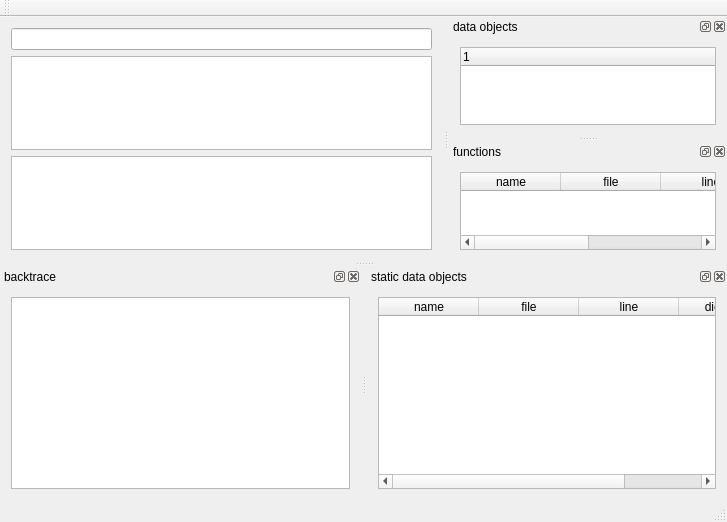
Above: mainwindow.ui from stoyan-shopov/troll before the change. Below: the same form after it.
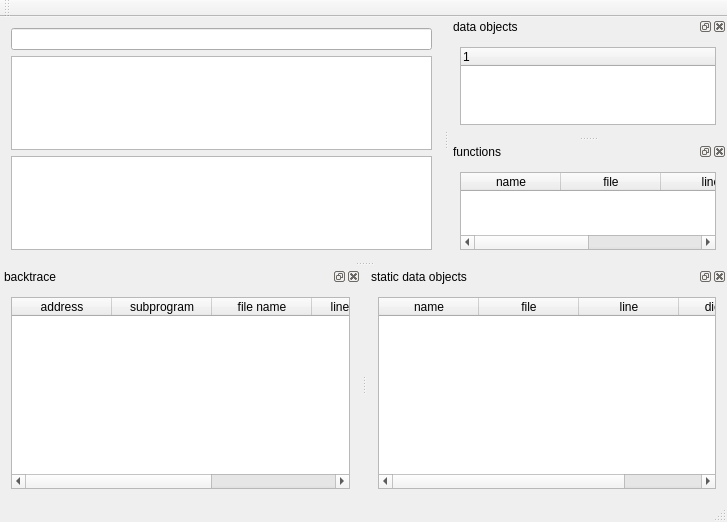
That is the form after the change.

```diff
--- a/mainwindow.ui
+++ b/mainwindow.ui
@@ -79,10 +79,38 @@
    <widget class="QWidget" name="dockWidgetContents_2">
     <layout class="QVBoxLayout" name="verticalLayout_3">
      <item>
-      <widget class="QListWidget" name="listWidget">
+      <widget class="QTableWidget" name="tableWidgetBacktrace">
        <property name="alternatingRowColors">
         <bool>true</bool>
        </property>
+       <property name="selectionBehavior">
+        <enum>QAbstractItemView::SelectRows</enum>
+       </property>
+       <column>
+        <property name="text">
+         <string>address</string>
+        </property>
+       </column>
+       <column>
+        <property name="text">
+         <string>subprogram</string>
+        </property>
+       </column>
+       <column>
+        <property name="text">
+         <string>file name</string>
+        </property>
+       </column>
+       <column>
+        <property name="text">
+         <string>line number</string>
+        </property>
+       </column>
+       <column>
+        <property name="text">
+         <string>directory</string>
+        </property>
+       </column>
       </widget>
      </item>
     </layout>
```
